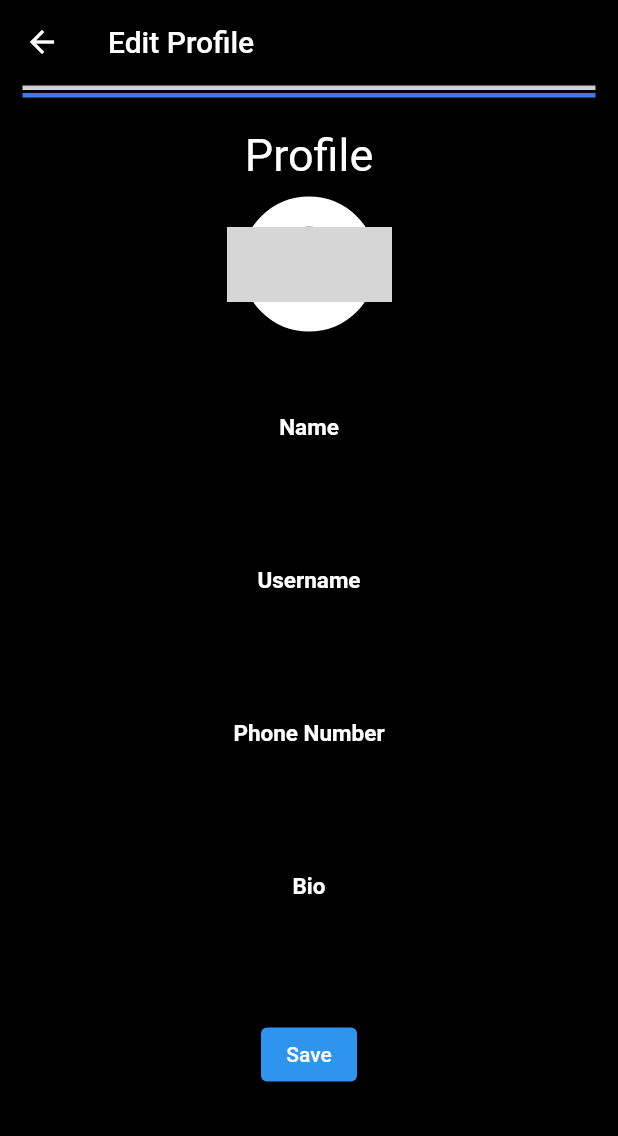
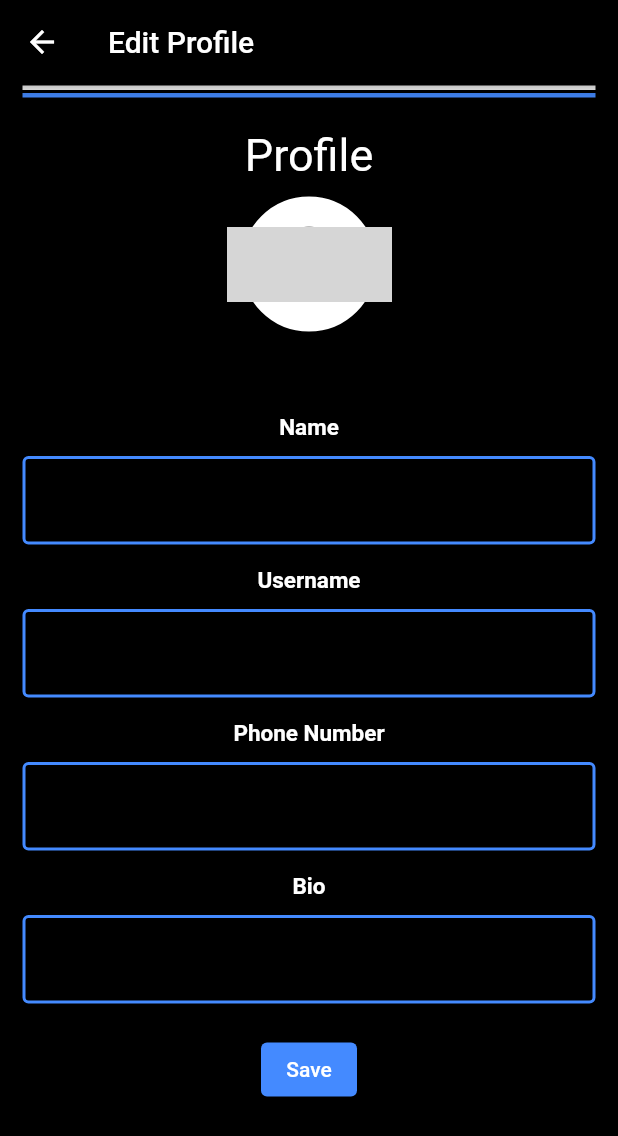
Before and after one commit to Gemz-Application/Gemz, a Flutter app: the EditProfileScreen screen opened directly, on a phone screen of 412 x 824 dp. Shown: the top 1136 px of the screen. Run offline on Flutter 3.47's test engine with Material 2 defaults, Android fonts, the light colour scheme and no system bars; grey boxes are pictures that could not be loaded.

Commit message:
fixed up some styling issues with the profile section

```diff
--- a/lib/screens/profile_screen.dart
+++ b/lib/screens/profile_screen.dart
@@ -142,6 +142,7 @@ class ProfileScreen extends StatelessWidget {
                   MaterialPageRoute(builder: (context) => const EditProfileScreen()),
                 );
               },
+                              style: ElevatedButton.styleFrom(backgroundColor: Colors.blueAccent),
               child: const Text('Edit'),
             ),
           )
--- a/lib/widgets/posting_widget.dart
+++ b/lib/widgets/posting_widget.dart
@@ -87,6 +87,7 @@ class PostingFormState extends State<PostingForm> {
                     );
                   }
                 },
+                                style: ElevatedButton.styleFrom(backgroundColor: Colors.blueAccent),
                 child: const Text('SHARE'),
               ),
             ),
--- a/lib/widgets/profile_widgets/edit_profile_form.dart
+++ b/lib/widgets/profile_widgets/edit_profile_form.dart
@@ -31,9 +31,13 @@ class EditProfileState extends State<EditProfile> {
               ),
             ),
             TextFormField(
+              style: TextStyle(color: Colors.white),
               decoration: InputDecoration(
                 contentPadding: EdgeInsets.all(20),
-                hintText: "Type your name..."
+                hintText: "Type your name...",
+                enabledBorder: OutlineInputBorder(
+                  borderSide: BorderSide(width: 2, color: Colors.blueAccent)
+                )
               ),
               validator: (value) {
                 if (value == null || value.isEmpty) {
@@ -56,9 +60,13 @@ class EditProfileState extends State<EditProfile> {
               ),
             ),
             TextFormField(
+              style: TextStyle(color: Colors.white),
               decoration: InputDecoration(
                 contentPadding: EdgeInsets.all(20),
-                hintText: "Type your username..."
+                hintText: "Type your username...",
+                enabledBorder: OutlineInputBorder(
+                  borderSide: BorderSide(width: 2, color: Colors.blueAccent)
+                )
               ),
               validator: (value) {
                 if (value == null || value.isEmpty) {
@@ -81,9 +89,13 @@ class EditProfileState extends State<EditProfile> {
               ),
             ),
             TextFormField(
+              style: TextStyle(color: Colors.white),
               decoration: InputDecoration(
                 contentPadding: EdgeInsets.all(20),
-                hintText: "Type your number..."
+                hintText: "Type your number...",
+                enabledBorder: OutlineInputBorder(
+                  borderSide: BorderSide(width: 2, color: Colors.blueAccent)
+                )
               ),
               validator: (value) {
                 if (value == null || value.isEmpty) {
@@ -106,9 +118,13 @@ class EditProfileState extends State<EditProfile> {
               ),
             ),
             TextFormField(
+              style: TextStyle(color: Colors.white),
               decoration: InputDecoration(
                 contentPadding: EdgeInsets.all(20),
-                hintText: "Type your bio..."
+                hintText: "Type your bio...",
+                enabledBorder: OutlineInputBorder(
+                  borderSide: BorderSide(width: 2, color: Colors.blueAccent)
+                )
               ),
               validator: (value) {
                 if (value == null || value.isEmpty) {
@@ -121,7 +137,7 @@ class EditProfileState extends State<EditProfile> {
             ),
 
             Padding(
-              padding: EdgeInsets.only(top: 10),
+              padding: EdgeInsets.only(top: 20),
               child: ElevatedButton(
                 onPressed: () {
                   if (_formKey.currentState!.validate()) {
@@ -130,6 +146,7 @@ class EditProfileState extends State<EditProfile> {
                     );
                   }
                 },
+                style: ElevatedButton.styleFrom(backgroundColor: Colors.blueAccent),
                 child: const Text('Save'),
               ),
             ),
```
